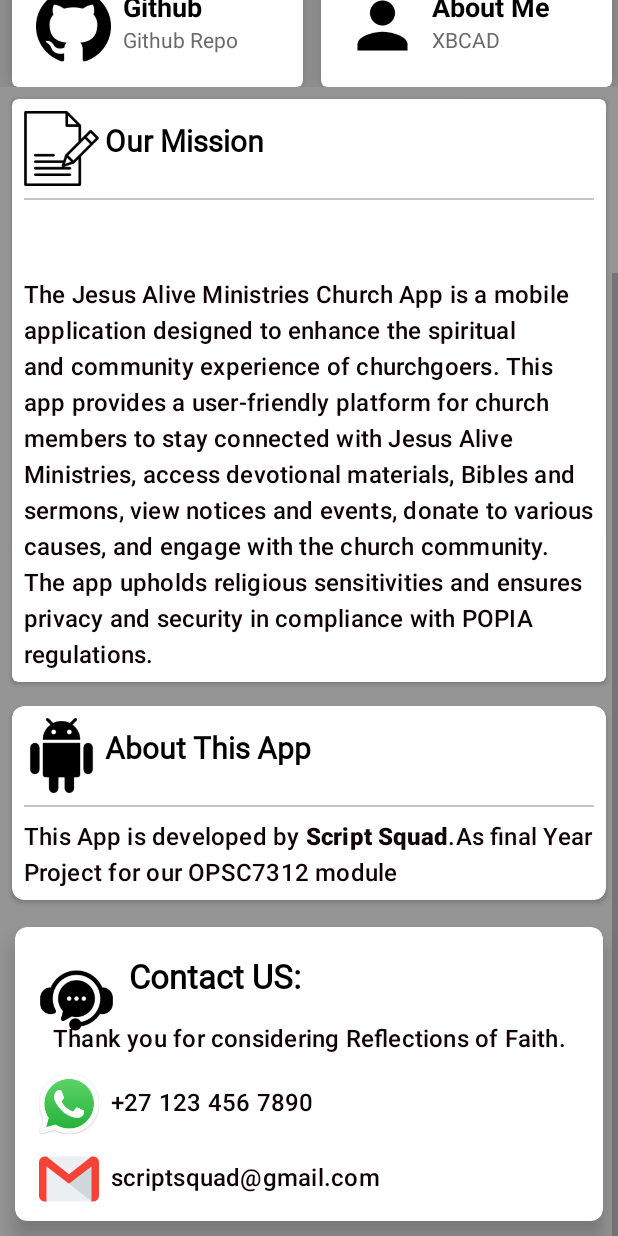
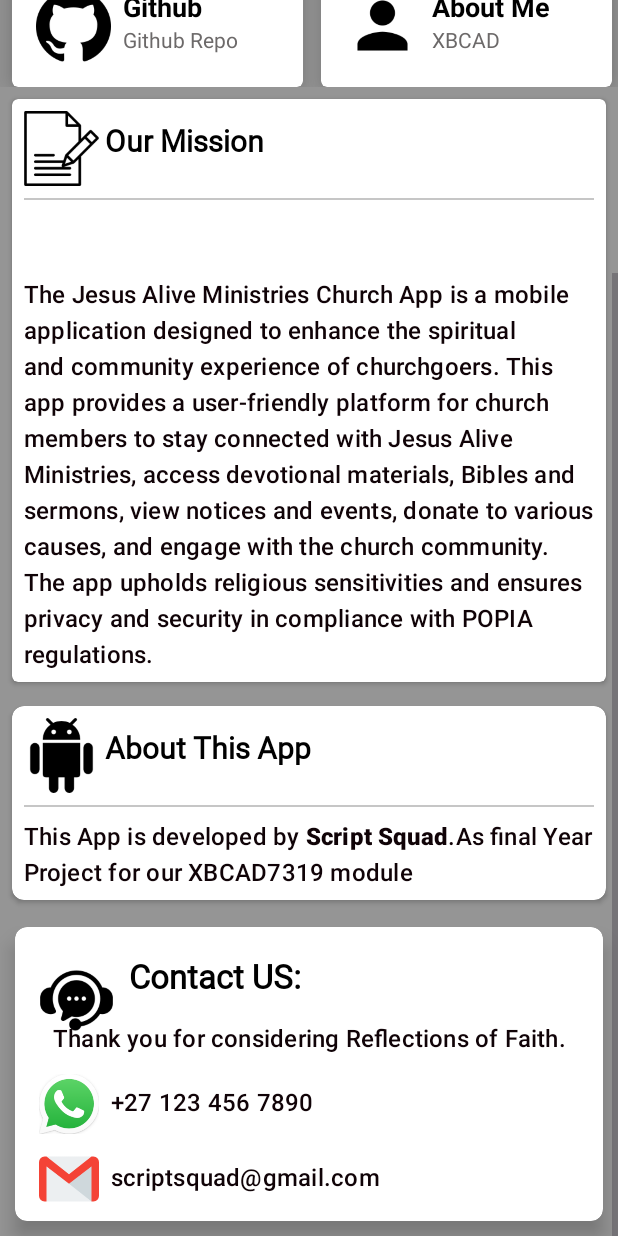
Before and after one commit to ST10029788/JesusAlive, an Android app: the About_Us_Activity screen opened directly, with no data from a screen before it, scrolled down 233 dp, on a phone screen of 412 x 824 dp. Run offline under Robolectric (Android 15) with nearby library versions, the phone set to English and light mode, and no system bars; pictures from the network do not load; Roboto replaces fonts that are not available here.

Commit message:
About Us Page Update

```diff
--- a/app/src/main/res/values/strings.xml
+++ b/app/src/main/res/values/strings.xml
@@ -24,7 +24,7 @@
     <string name="ad_favourite_btn">Ad favourite Button</string>
     <string name="myName">ScriptSquad<b>(Reflections of Faith)</b></string>
     <string name="mission_thisApp_text">The Jesus Alive Ministries Church App is a mobile application designed to enhance the spiritual and community experience of churchgoers. This app provides a user-friendly platform for church members to stay connected with Jesus Alive Ministries, access devotional materials, Bibles and sermons, view notices and events, donate to various causes, and engage with the church community. The app upholds religious sensitivities and ensures privacy and security in compliance with POPIA regulations.</string>
-    <string name="about_thisApp_text">This App is developed by <b>Script Squad</b>.As final Year Project for our OPSC7312 module</string>
+    <string name="about_thisApp_text">This App is developed by <b>Script Squad</b>.As final Year Project for our XBCAD7319 module</string>
     <string name="linkedin">Links</string>
     <string name="resume">OPSC</string>
     <string name="git_hub">Git Hub</string>
```
